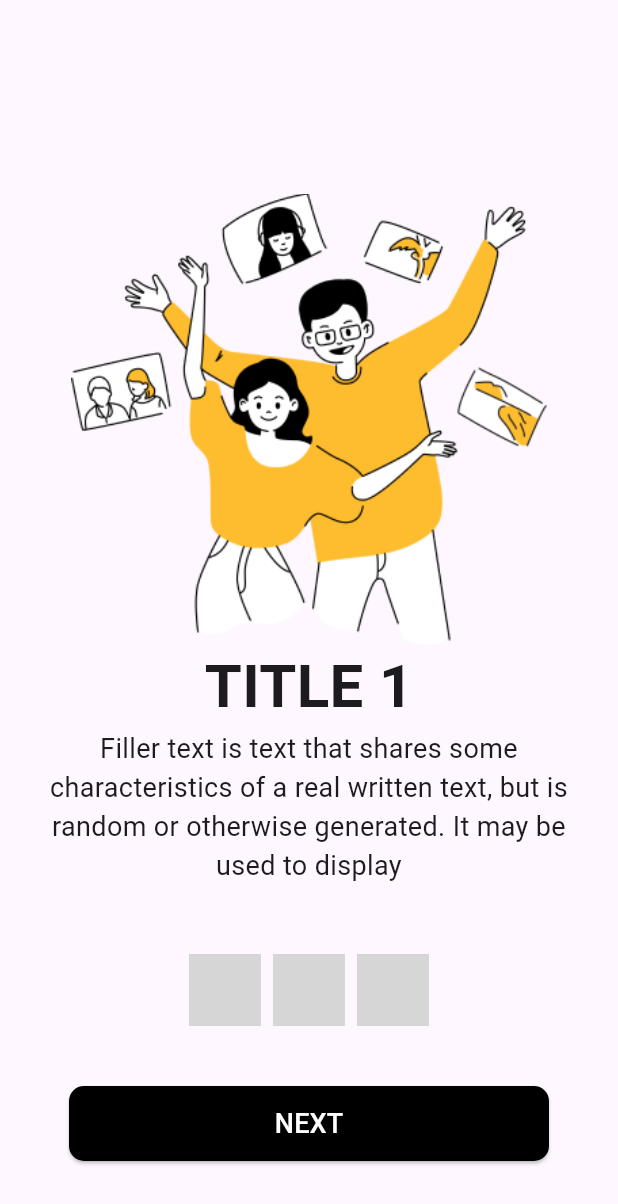
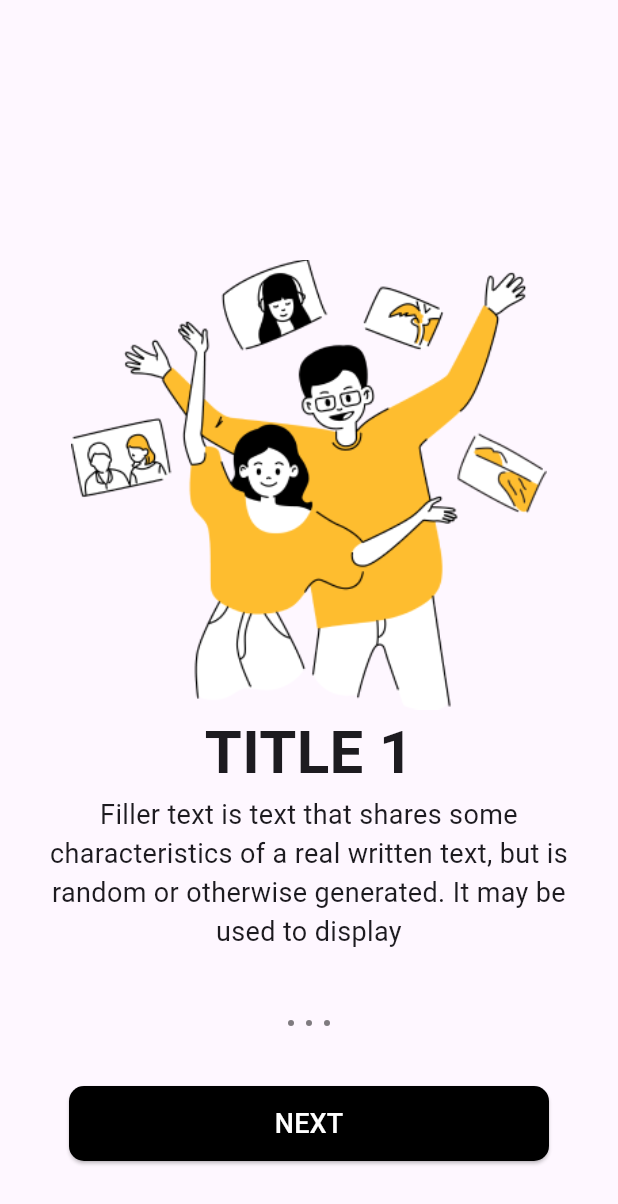
Before and after one commit to mohidhafeez/onbording, a Flutter app: the screen it shows after launch, on a phone screen of 412 x 824 dp. Shown: the top 1204 px of the screen. Run offline on Flutter 3.47's test engine with Material 2 defaults, Android fonts, the phone set to English and light mode, and no system bars; grey boxes are pictures that could not be loaded.

Commit message:
after smooth transaction

```diff
--- a/lib/dotSlider.dart
+++ b/lib/dotSlider.dart
@@ -0,0 +1,20 @@
+import 'package:flutter/material.dart';
+
+class dotindicator extends StatelessWidget {
+  const dotindicator({super.key, this.isActive = false});
+  final bool isActive;
+  @override
+  Widget build(BuildContext context) {
+    return AnimatedContainer(
+      duration: Duration(milliseconds: 300),
+      height: isActive ? 12 : 4,
+      width: 4,
+      decoration: BoxDecoration(
+        color: isActive ? Colors.amber : Colors.black.withOpacity(0.5),
+        borderRadius: BorderRadius.all(
+          Radius.circular(12),
+        ),
+      ),
+    );
+  }
+}
--- a/lib/onbording.dart
+++ b/lib/onbording.dart
@@ -90,7 +90,7 @@ class _OnbordingState extends State<Onbording> {
                     (index) => Padding(
                           padding: const EdgeInsets.all(4.0),
                           child: dotindicator(
-                            isActivated: index == _pageIndex,
+                            isActive: index == _pageIndex,
                           ),
                         )),
               ],
@@ -129,7 +129,7 @@ class _OnbordingState extends State<Onbording> {
               ),
             ),
           ),
-          SizedBox(
+          const SizedBox(
             height: 50,
           )
         ],
```
